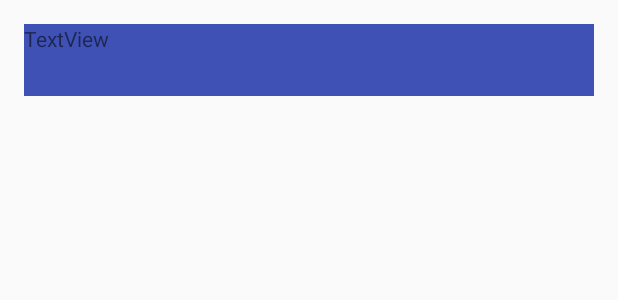
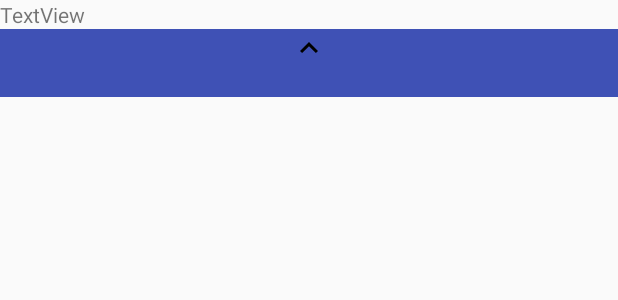
Before and after one commit to egette/EISWS1617SchulzGette, an Android app: the layout activity_thesen_ansicht.xml on its own in the app's theme, with its tools: preview values and no code run, on a phone screen of 412 x 824 dp. Shown: the top 300 px of the screen. Run offline under Robolectric (Android 15) with nearby library versions, the phone set to English and light mode, and no system bars.

Commit message:
Viewpager mit fragments gefixt und layout angepasst

```diff
--- /dev/null
+++ b/MS1/Thes-O-Naise/app/src/main/res/drawable/ic_expand_less_black_24dp.xml
@@ -0,0 +1,9 @@
+<vector xmlns:android="http://schemas.android.com/apk/res/android"
+        android:width="24dp"
+        android:height="24dp"
+        android:viewportWidth="24.0"
+        android:viewportHeight="24.0">
+    <path
+        android:fillColor="#FF000000"
+        android:pathData="M12,8l-6,6 1.41,1.41L12,10.83l4.59,4.58L18,14z"/>
+</vector>
--- a/MS1/Thes-O-Naise/app/src/main/res/layout/activity_thesen_ansicht.xml
+++ b/MS1/Thes-O-Naise/app/src/main/res/layout/activity_thesen_ansicht.xml
@@ -4,33 +4,48 @@
     android:id="@+id/activity_thesen_ansicht"
     android:layout_width="match_parent"
     android:layout_height="match_parent"
-    android:paddingBottom="@dimen/activity_vertical_margin"
-    android:paddingLeft="@dimen/activity_horizontal_margin"
-    android:paddingRight="@dimen/activity_horizontal_margin"
-    android:paddingTop="@dimen/activity_vertical_margin"
     tools:context="de.schulzgette.thes_o_naise.ThesenAnsichtActivity">
+    <RelativeLayout
+        android:layout_width="wrap_content"
+        android:layout_height="wrap_content"
+        android:id="@+id/layoutthesentext">
+        <TextView
+            android:text="TextView"
+            android:layout_width="wrap_content"
+            android:layout_height="wrap_content"
+            android:layout_alignParentTop="true"
+            android:layout_alignParentLeft="true"
+            android:layout_alignParentStart="true"
+            android:id="@+id/einetid"
+            android:layout_alignParentRight="true"
+            android:layout_alignParentEnd="true"
+            android:visibility="visible"/>
+
+        <ImageButton
+            android:layout_height="25dp"
+            android:layout_width="match_parent"
+            android:id="@+id/hidethesentext"
+            android:src="@drawable/ic_expand_less_black_24dp"
+            android:layout_below="@+id/einetid"
+            android:layout_alignParentRight="true"
+            android:layout_alignParentEnd="true"
+            android:background="@color/colorPrimary" />
+    </RelativeLayout>
     <android.support.design.widget.TabLayout
         android:id="@+id/tab_layout"
         android:layout_width="match_parent"
-        android:layout_height="wrap_content"
+        android:layout_height="20dp"
         android:background="@color/colorPrimary"
         android:layout_alignParentLeft="true"
-        android:layout_alignParentRight="true">
+        android:layout_alignParentRight="true"
+        android:layout_below="@+id/layoutthesentext">
 
     </android.support.design.widget.TabLayout>
+
     <android.support.v4.view.ViewPager
         android:id="@+id/viewpager"
         android:layout_width="match_parent"
         android:layout_height="match_parent"
-        android:layout_below="@+id/tab_layout"
-        />
+        android:layout_below="@+id/tab_layout" />
 
-    <TextView
-        android:text="TextView"
-        android:layout_width="wrap_content"
-        android:layout_height="wrap_content"
-        android:layout_alignParentTop="true"
-        android:layout_alignParentLeft="true"
-        android:layout_alignParentStart="true"
-        android:id="@+id/einetid" />
 </RelativeLayout>
--- a/MS1/Thes-O-Naise/app/src/main/res/layout/layout_publish_thesen.xml
+++ b/MS1/Thes-O-Naise/app/src/main/res/layout/layout_publish_thesen.xml
@@ -12,7 +12,7 @@
 
     <EditText
         android:layout_width="wrap_content"
-        android:inputType="textPersonName"
+        android:inputType="textMultiLine"
         android:ems="10"
         android:layout_alignParentLeft="true"
         android:layout_alignParentStart="true"
@@ -22,7 +22,6 @@
         android:layout_alignParentEnd="true"
         android:layout_alignParentTop="true"
         android:layout_height="150dp"
-        android:singleLine="false"
         android:selectAllOnFocus="false" />
 
     <Spinner
--- a/MS1/Thes-O-Naise/app/src/main/res/values/colors.xml
+++ b/MS1/Thes-O-Naise/app/src/main/res/values/colors.xml
@@ -1,6 +1,6 @@
 <?xml version="1.0" encoding="utf-8"?>
 <resources>
     <color name="colorPrimary">#3F51B5</color>
-    <color name="colorPrimaryDark">#303F9F</color>
+    <color name="colorPrimaryDark">#303f9f</color>
     <color name="colorAccent">#FF4081</color>
 </resources>
```
Also changed, not shown: MS1/Thes-O-Naise/app/src/main/java/de/schulzgette/thes_o_naise/ThesenAnsichtActivity.java (+32 -19 lines), MS1/Thes-O-Naise/app/src/main/java/de/schulzgette/thes_o_naise/ThesenTabFragment.java (+33 -1 lines), MS1/Thes-O-Naise/app/src/main/java/de/schulzgette/thes_o_naise/ViewPagerAdapter.java (+11 -4 lines), MS1/Thes-O-Naise/app/src/main/java/de/schulzgette/thes_o_naise/database/Database.java (+36 -0 lines), MS1/Thes-O-Naise/app/src/main/res/drawable/ic_send_black_24dp.xml (added, +9 -0 lines), MS1/Thes-O-Naise/app/src/main/res/layout/thesentabfragment.xml (+40 -4 lines).
